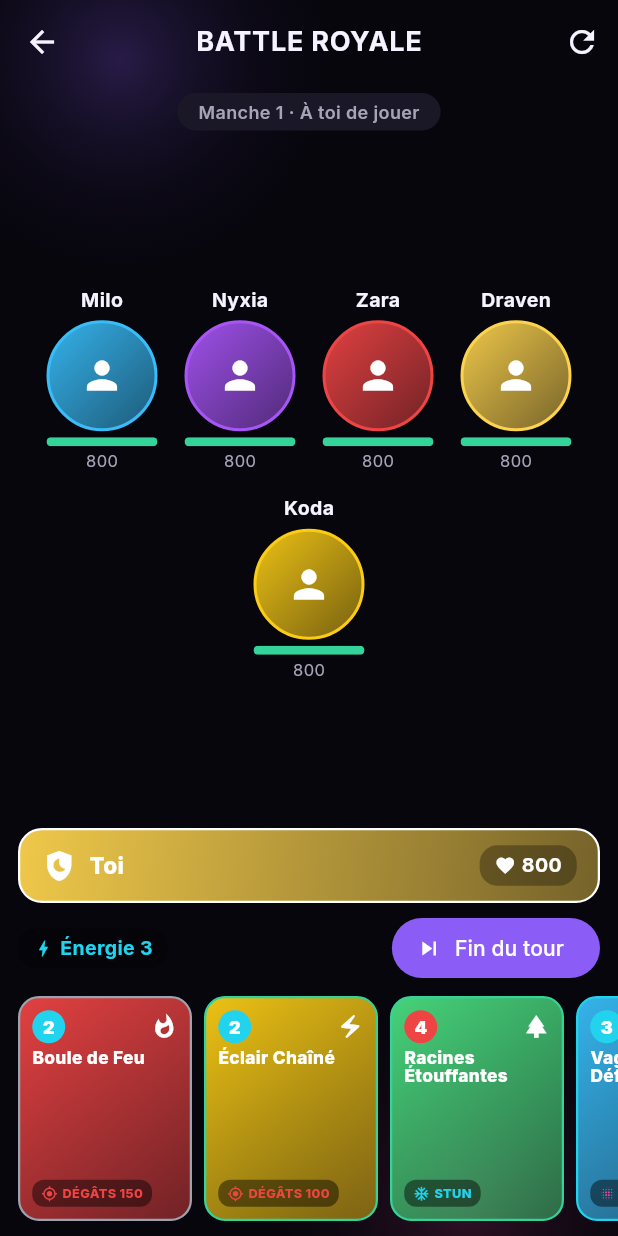
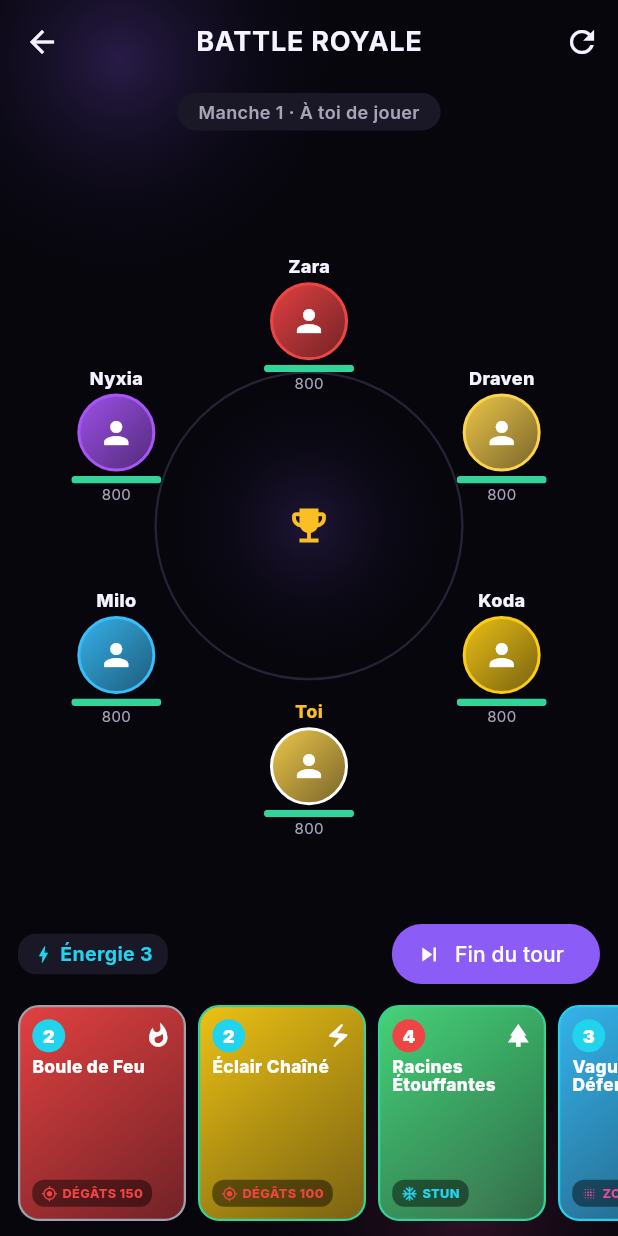
Before and after one commit to Ayoubkkhammassi/gametun, a Flutter app: the BattleRoyaleScreen screen opened directly, after a tap on an icon or button, on a phone screen of 412 x 824 dp. Run offline on Flutter 3.47's test engine with Material 3 defaults, Android fonts, the phone set to English and light mode, and no system bars; our stand-ins replace audioplayers, dio, flutter_riverpod, flutter_secure_storage, go_router, google_fonts and 5 more; missing offline and left inert: record; accounts and stored records are empty.

Commit message:
feat(minigames): Battle Royale — arène circulaire + animations d'attaque (v11)
- 6 joueurs disposés en cercle autour d'une arène centrale
- Projectiles animés source -> cible, impact (pulse + glow), tremblement d'écran
- Chiffres de dégâts flottants, barres de PV par joueur
- Résolution asynchrone (attente de l'anim avant d'appliquer les dégâts)
- Bump version 10 -> 11

Co-Authored-By: Claude Opus 4.8 <noreply@anthropic.com>

```diff
--- a/mobile/lib/core/config/env.dart
+++ b/mobile/lib/core/config/env.dart
@@ -18,7 +18,7 @@ class Env {
   /// Numéro de version de CETTE build (à incrémenter à chaque nouvel APK).
   /// Le serveur renvoie la dernière version ; si elle est > à celle-ci,
   /// l'app propose la mise à jour.
-  static const int appVersionCode = 10;
+  static const int appVersionCode = 11;
 
   /// ID client Web Google (public) — pour obtenir un idToken vérifiable serveur.
   static const String googleServerClientId =
--- a/mobile/lib/features/minigames/card_battle/battle_royale_screen.dart
+++ b/mobile/lib/features/minigames/card_battle/battle_royale_screen.dart
@@ -6,8 +6,8 @@ import '../../../core/widgets/gt_scaffold.dart';
 import 'cb_data.dart';
 import 'cb_models.dart';
 
-/// GameTun Battle Royale — jeu de cartes en arène : 6 joueurs, chacun avec des
-/// PV, jouent des cartes pour s'attaquer. Dernier survivant gagne.
+/// GameTun Battle Royale — jeu de cartes en arène circulaire : 6 joueurs,
+/// chacun avec des PV, jouent des cartes pour s'attaquer. Dernier survivant gagne.
 class BattleRoyaleScreen extends StatefulWidget {
   const BattleRoyaleScreen({super.key});
 
@@ -15,7 +15,8 @@ class BattleRoyaleScreen extends StatefulWidget {
   State<BattleRoyaleScreen> createState() => _BattleRoyaleScreenState();
 }
 
-class _BattleRoyaleScreenState extends State<BattleRoyaleScreen> {
+class _BattleRoyaleScreenState extends State<BattleRoyaleScreen>
+    with TickerProviderStateMixin {
   static const int _startHp = 800;
   static const int _handSize = 6;
   static const List<String> _botNames = [
@@ -30,13 +31,39 @@ class _BattleRoyaleScreenState extends State<BattleRoyaleScreen> {
   int _energy = 3;
   int _round = 1;
   int? _selectedCard;
-  bool _busy = false; // tour des IA en cours
+  bool _busy = false;
   bool _started = false;
   String? _turnLabel;
-  final Map<int, String> _floating = {}; // pid -> texte flottant (dégâts/soin)
+  final Map<int, String> _floating = {};
+  final Set<int> _pulsing = {}; // nœuds en train d'encaisser un coup
+
+  // Animations.
+  late final AnimationController _projCtrl;
+  late final AnimationController _shakeCtrl;
+  double _arena = 0;
+  Offset? _projFrom, _projTo;
+  Color _projColor = AppColors.danger;
 
   _BrPlayer get _me => _players.firstWhere((p) => p.isHuman);
   List<_BrPlayer> get _alive => _players.where((p) => p.alive).toList();
+
+  @override
+  void initState() {
+    super.initState();
+    _projCtrl = AnimationController(
+        vsync: this, duration: const Duration(milliseconds: 360))
+      ..addListener(() => setState(() {}));
+    _shakeCtrl = AnimationController(
+        vsync: this, duration: const Duration(milliseconds: 240))
+      ..addListener(() => setState(() {}));
+  }
+
+  @override
+  void dispose() {
+    _projCtrl.dispose();
+    _shakeCtrl.dispose();
+    super.dispose();
+  }
 
   void _start() {
     final names = [..._botNames]..shuffle(_rng);
@@ -60,7 +87,6 @@ class _BattleRoyaleScreenState extends State<BattleRoyaleScreen> {
   }
 
   List<CbCard> _buildDeck() {
-    // Pool = toutes les cartes jouables en BR (créatures + sorts), x3, mélangé.
     final pool = CbData.cards
         .where((c) => c.type == CbType.creature || c.type == CbType.spell)
         .toList();
@@ -77,7 +103,7 @@ class _BattleRoyaleScreenState extends State<BattleRoyaleScreen> {
     return _deck.removeLast();
   }
 
-  // ---- Sémantique d'une carte en Battle Royale ---------------------------
+  // ---- Sémantique d'une carte --------------------------------------------
 
   _BrKind _kind(CbCard c) {
     if (c.type == CbType.spell) {
@@ -85,7 +111,6 @@ class _BattleRoyaleScreenState extends State<BattleRoyaleScreen> {
       if (c.spellFx == SpellFx.freezeOne) return _BrKind.stun;
       return _BrKind.attack;
     }
-    // Créatures : Bouclier -> défense, sinon attaque.
     if (c.keywords.contains(Kw.shield)) return _BrKind.shield;
     if (c.keywords.contains(Kw.healHeroOnAttack) ||
         c.keywords.contains(Kw.healAlliesEot)) {
@@ -96,7 +121,7 @@ class _BattleRoyaleScreenState extends State<BattleRoyaleScreen> {
 
   int _power(CbCard c) {
     final base = c.attack > 0 ? c.attack : c.spellValue;
-    return base * 10 * 5; // ex : 4 -> 200
+    return base * 50;
   }
 
   bool _needsTarget(CbCard c) {
@@ -104,7 +129,7 @@ class _BattleRoyaleScreenState extends State<BattleRoyaleScreen> {
     return k == _BrKind.attack || k == _BrKind.stun;
   }
 
-  // ---- Actions du joueur -------------------------------------------------
+  // ---- Interactions ------------------------------------------------------
 
   void _tapCard(int i) {
     if (_busy) return;
@@ -116,7 +141,7 @@ class _BattleRoyaleScreenState extends State<BattleRoyaleScreen> {
     if (_needsTarget(c)) {
       setState(() => _selectedCard = (_selectedCard == i) ? null : i);
     } else {
-      _playCard(i, _me); // cartes sur soi (bouclier/soin) ou AoE
+      _playCard(i, _me);
     }
   }
 
@@ -126,18 +151,46 @@ class _BattleRoyaleScreenState extends State<BattleRoyaleScreen> {
     _playCard(_selectedCard!, target);
   }
 
-  void _playCard(int handIndex, _BrPlayer target) {
+  Future<void> _playCard(int handIndex, _BrPlayer target) async {
     final c = _hand[handIndex];
-    if (c.cost > _energy) return;
+    if (c.cost > _energy || _busy) return;
     setState(() {
+      _busy = true;
       _energy -= c.cost;
       _hand.removeAt(handIndex);
       _selectedCard = null;
     });
-    _resolve(_me, c, target);
+    await _animateAndResolve(_me, c, target);
     _hand.add(_draw());
-    setState(() {});
+    if (mounted) setState(() => _busy = false);
     _checkEnd();
+  }
+
+  Future<void> _animateAndResolve(
+      _BrPlayer src, CbCard c, _BrPlayer target) async {
+    final k = _kind(c);
+    switch (k) {
+      case _BrKind.attack:
+      case _BrKind.stun:
+        await _projectile(src.id, target.id,
+            k == _BrKind.stun ? AppColors.cyan : src.element.color);
+        _resolve(src, c, target);
+        _hit(target.id);
+        break;
+      case _BrKind.aoe:
+        await _shake();
+        _resolve(src, c, src);
+        for (final p in _players) {
+          if (p.alive && p.id != src.id) _hit(p.id);
+        }
+        break;
+      case _BrKind.shield:
+      case _BrKind.heal:
+        _resolve(src, c, src);
+        _hit(src.id);
+        break;
+    }
+    if (mounted) setState(() {});
   }
 
   void _resolve(_BrPlayer src, CbCard c, _BrPlayer target) {
@@ -159,9 +212,8 @@ class _BattleRoyaleScreenState extends State<BattleRoyaleScreen> {
         _float(src.id, '+🛡${_power(c)}');
         break;
       case _BrKind.heal:
-        final heal = _power(c);
-        src.hp = min(_startHp, src.hp + heal);
-        _float(src.id, '+$heal');
+        src.hp = min(_startHp, src.hp + _power(c));
+        _float(src.id, '+${_power(c)}');
         break;
     }
   }
@@ -178,17 +230,40 @@ class _BattleRoyaleScreenState extends State<BattleRoyaleScreen> {
     if (p.hp <= 0) {
       p.hp = 0;
       p.alive = false;
-      _float(p.id, '☠');
     }
   }
 
   void _float(int pid, String txt) {
     _floating[pid] = txt;
-    Timer(const Duration(milliseconds: 900), () {
+    Timer(const Duration(milliseconds: 1000), () {
       if (mounted && _floating[pid] == txt) {
         setState(() => _floating.remove(pid));
       }
     });
+  }
+
+  void _hit(int pid) {
+    _pulsing.add(pid);
+    Timer(const Duration(milliseconds: 260), () {
+      if (mounted) setState(() => _pulsing.remove(pid));
+    });
+  }
+
+  Future<void> _projectile(int fromPid, int toPid, Color color) async {
+    if (_arena <= 0) return;
+    _projFrom = _posOf(fromPid);
+    _projTo = _posOf(toPid);
+    _projColor = color;
+    _projCtrl.reset();
+    await _projCtrl.forward();
+    _projFrom = null;
+    _projTo = null;
+    await _shake();
+  }
+
+  Future<void> _shake() async {
+    _shakeCtrl.reset();
+    await _shakeCtrl.forward();
   }
 
   // ---- Fin de tour + IA --------------------------------------------------
@@ -199,25 +274,22 @@ class _BattleRoyaleScreenState extends State<BattleRoyaleScreen> {
       _busy = true;
       _selectedCard = null;
     });
-    // Tour de chaque IA vivante.
     for (final bot in _players.where((p) => !p.isHuman)) {
       if (!bot.alive) continue;
       if (bot.stunned) {
         bot.stunned = false;
         setState(() => _turnLabel = '${bot.name} est immobilisé');
-        await Future.delayed(const Duration(milliseconds: 400));
+        await Future.delayed(const Duration(milliseconds: 350));
         continue;
       }
       if (_alive.length <= 1) break;
       setState(() => _turnLabel = 'Tour de ${bot.name}');
-      await Future.delayed(const Duration(milliseconds: 450));
-      _botPlay(bot);
-      setState(() {});
+      await Future.delayed(const Duration(milliseconds: 350));
+      await _botPlay(bot);
       _checkEnd();
       if (_gameEnded) return;
-      await Future.delayed(const Duration(milliseconds: 450));
+      await Future.delayed(const Duration(milliseconds: 250));
     }
-    // Nouveau tour du joueur.
     _round++;
     _energy = min(10, 2 + _round);
     if (_hand.length < _handSize) _hand.add(_draw());
@@ -229,8 +301,7 @@ class _BattleRoyaleScreenState extends State<BattleRoyaleScreen> {
     }
   }
 
-  void _botPlay(_BrPlayer bot) {
-    // Énergie simulée = round+2 ; l'IA joue 1 à 2 cartes.
+  Future<void> _botPlay(_BrPlayer bot) async {
     var botEnergy = min(10, 2 + _round);
     final plays = 1 + _rng.nextInt(2);
     for (var n = 0; n < plays; n++) {
@@ -242,21 +313,20 @@ class _BattleRoyaleScreenState extends State<BattleRoyaleScreen> {
       botEnergy -= card.cost;
       final k = _kind(card);
       if (k == _BrKind.attack || k == _BrKind.stun) {
-        // Cible = le joueur vivant le plus faible (souvent toi).
         final targets = _players
             .where((p) => p.alive && p.id != bot.id)
             .toList()
           ..sort((a, b) => a.hp.compareTo(b.hp));
         if (targets.isEmpty) return;
-        // 55% cible le plus faible, sinon aléatoire (esprit battle royale).
         final target = _rng.nextDouble() < 0.55
             ? targets.first
             : targets[_rng.nextInt(targets.length)];
-        _resolve(bot, card, target);
+        await _animateAndResolve(bot, card, target);
       } else {
-        _resolve(bot, card, bot);
+        await _animateAndResolve(bot, card, bot);
       }
       if (_alive.length <= 1) return;
+      await Future.delayed(const Duration(milliseconds: 200));
     }
   }
 
@@ -265,7 +335,7 @@ class _BattleRoyaleScreenState extends State<BattleRoyaleScreen> {
   void _checkEnd() {
     if (!_gameEnded) return;
     final winner = _alive.isNotEmpty ? _alive.first : null;
-    Future.delayed(const Duration(milliseconds: 500), () {
+    Future.delayed(const Duration(milliseconds: 550), () {
       if (mounted) _showEnd(winner);
     });
   }
@@ -326,6 +396,19 @@ class _BattleRoyaleScreenState extends State<BattleRoyaleScreen> {
         SnackBar(content: Text(t), duration: const Duration(milliseconds: 800)),
       );
 
+  // ---- Géométrie de l'arène ----------------------------------------------
+
+  /// Position (centre du nœud) d'un joueur dans l'arène carrée [_arena].
+  Offset _posOf(int pid) {
+    final s = _arena;
+    final center = Offset(s / 2, s / 2);
+    final radius = s * 0.36;
+    // 6 emplacements, "Toi" (pid 0) en bas.
+    final slot = pid; // pid 0..5 -> slot 0..5
+    final angle = pi / 2 + slot * (2 * pi / 6);
+    return center + Offset(cos(angle) * radius, sin(angle) * radius);
+  }
+
   // ---- Rendu -------------------------------------------------------------
 
   @override
@@ -335,15 +418,12 @@ class _BattleRoyaleScreenState extends State<BattleRoyaleScreen> {
         title: const Text('BATTLE ROYALE'),
         actions: [
           if (_started)
-            IconButton(
-                onPressed: _start, icon: const Icon(Icons.refresh)),
+            IconButton(onPressed: _start, icon: const Icon(Icons.refresh)),
         ],
       ),
       extendBodyBehindAppBar: true,
       body: GtBackground(
-        child: SafeArea(
-          child: _started ? _buildGame() : _buildIntro(),
-        ),
+        child: SafeArea(child: _started ? _buildGame() : _buildIntro()),
       ),
     );
   }
@@ -383,10 +463,8 @@ class _BattleRoyaleScreenState extends State<BattleRoyaleScreen> {
   }
 
   Widget _buildGame() {
-    final bots = _players.where((p) => !p.isHuman).toList();
     return Column(
       children: [
-        // Bandeau de tour.
         Container(
           margin: const EdgeInsets.symmetric(vertical: 6),
           padding: const EdgeInsets.symmetric(horizontal: 14, vertical: 4),
@@ -400,23 +478,9 @@ class _BattleRoyaleScreenState extends State<BattleRoyaleScreen> {
                   fontSize: 12,
                   fontWeight: FontWeight.w600)),
         ),
-        // Adversaires (arène).
-        Expanded(
-          child: Center(
-            child: Wrap(
-              alignment: WrapAlignment.center,
-              spacing: 18,
-              runSpacing: 14,
-              children: bots.map(_playerNode).toList(),
-            ),
-          ),
-        ),
-        // Ma barre (héros joueur).
-        _myBar(),
-        const SizedBox(height: 6),
-        // Actions.
+        Expanded(child: _arenaView()),
         Padding(
-          padding: const EdgeInsets.symmetric(horizontal: 12),
+          padding: const EdgeInsets.symmetric(horizontal: 12, vertical: 4),
           child: Row(
             children: [
               _pill(Icons.bolt, 'Énergie $_energy', AppColors.cyan),
@@ -429,12 +493,11 @@ class _BattleRoyaleScreenState extends State<BattleRoyaleScreen> {
             ],
           ),
         ),
-        // Main.
         SizedBox(
-          height: 168,
+          height: 160,
           child: ListView.separated(
             scrollDirection: Axis.horizontal,
-            padding: const EdgeInsets.fromLTRB(12, 8, 12, 10),
+            padding: const EdgeInsets.fromLTRB(12, 6, 12, 10),
             itemCount: _hand.length,
             separatorBuilder: (_, _) => const SizedBox(width: 8),
             itemBuilder: (_, i) => _handCard(i),
@@ -444,9 +507,89 @@ class _BattleRoyaleScreenState extends State<BattleRoyaleScreen> {
     );
   }
 
+  Widget _arenaView() {
+    return LayoutBuilder(
+      builder: (context, constraints) {
+        final s = min(constraints.maxWidth, constraints.maxHeight);
+        _arena = s;
+        // Décalage de tremblement.
+        final shakeT = _shakeCtrl.value;
+        final dx = shakeT > 0 && shakeT < 1
+            ? sin(shakeT * pi * 6) * 6 * (1 - shakeT)
+            : 0.0;
+        const node = 66.0;
+        return Center(
+          child: Transform.translate(
+            offset: Offset(dx, 0),
+            child: SizedBox(
+              width: s,
+              height: s,
+              child: Stack(
+                children: [
+                  // Anneau central (arène).
+                  Center(
+                    child: Container(
+                      width: s * 0.5,
+                      height: s * 0.5,
+                      decoration: BoxDecoration(
+                        shape: BoxShape.circle,
+                        gradient: RadialGradient(colors: [
+                          AppColors.primary.withValues(alpha: 0.18),
+                          Colors.transparent,
+                        ]),
+                        border: Border.all(
+                            color: AppColors.stroke, width: 1.5),
+                      ),
+                      child: const Center(
+                        child: Icon(Icons.emoji_events,
+                            color: AppColors.gold, size: 30),
+                      ),
+                    ),
+                  ),
+                  // Nœuds joueurs.
+                  for (final p in _players)
+                    Positioned(
+                      left: _posOf(p.id).dx - node / 2,
+                      top: _posOf(p.id).dy - node / 2,
+                      width: node,
+                      child: _playerNode(p),
+                    ),
+                  // Projectile.
+                  if (_projFrom != null && _projTo != null)
+                    _buildProjectile(),
+                ],
+              ),
+            ),
+          ),
+        );
+      },
+    );
+  }
+
+  Widget _buildProjectile() {
+    final t = _projCtrl.value;
+    final pos = Offset.lerp(_projFrom!, _projTo!, Curves.easeIn.transform(t))!;
+    return Positioned(
+      left: pos.dx - 10,
+      top: pos.dy - 10,
+      child: Container(
+        width: 20,
+        height: 20,
+        decoration: BoxDecoration(
+          shape: BoxShape.circle,
+          color: _projColor,
+          boxShadow: [
+            BoxShadow(color: _projColor, blurRadius: 14, spreadRadius: 2),
+          ],
+        ),
+      ),
+    );
+  }
+
   Widget _playerNode(_BrPlayer p) {
-    final selecting = _selectedCard != null && p.alive;
+    final selecting = _selectedCard != null && p.alive && !p.isHuman;
     final hpPct = (p.hp / _startHp).clamp(0.0, 1.0);
+    final pulsing = _pulsing.contains(p.id);
     return GestureDetector(
       onTap: () => _tapPlayer(p),
       child: Opacity(
@@ -455,45 +598,55 @@ class _BattleRoyaleScreenState extends State<BattleRoyaleScreen> {
           mainAxisSize: MainAxisSize.min,
           children: [
             Text(p.name,
-                style: const TextStyle(
-                    color: AppColors.textPrimary,
-                    fontWeight: FontWeight.w700,
-                    fontSize: 13)),
-            const SizedBox(height: 4),
-            Stack(
+                maxLines: 1,
+                overflow: TextOverflow.ellipsis,
+                style: TextStyle(
+                    color: p.isHuman ? AppColors.gold : AppColors.textPrimary,
+                    fontWeight: FontWeight.w800,
+                    fontSize: 12)),
+            const SizedBox(height: 2),
+            AnimatedScale(
+              scale: pulsing ? 1.18 : 1.0,
+              duration: const Duration(milliseconds: 130),
+              child: Stack(
+                clipBehavior: Clip.none,
                 alignment: Alignment.center,
                 children: [
                   Container(
-                  width: 74,
-                  height: 74,
+                    width: 52,
+                    height: 52,
                     decoration: BoxDecoration(
                       gradient: p.element.gradient,
                       shape: BoxShape.circle,
                       border: Border.all(
-                      color: selecting ? AppColors.gold : p.element.color,
+                        color: selecting
+                            ? AppColors.gold
+                            : (p.isHuman ? Colors.white : p.element.color),
                         width: selecting ? 3 : 2,
                       ),
                       boxShadow: [
                         if (selecting)
                           BoxShadow(
                               color: AppColors.gold.withValues(alpha: 0.6),
-                            blurRadius: 14),
+                              blurRadius: 12),
+                        if (pulsing)
+                          BoxShadow(
+                              color: AppColors.danger.withValues(alpha: 0.8),
+                              blurRadius: 16),
                       ],
                     ),
-                  child: Icon(
-                      p.alive ? Icons.person : Icons.close,
-                      color: Colors.white,
-                      size: 30),
+                    child: Icon(p.alive ? Icons.person : Icons.close,
+                        color: Colors.white, size: 24),
                   ),
                   if (_floating[p.id] != null)
                     Positioned(
-                    top: -6,
+                      top: -18,
                       child: Text(_floating[p.id]!,
                           style: TextStyle(
                               color: _floating[p.id]!.startsWith('-')
                                   ? AppColors.danger
                                   : AppColors.green,
-                            fontSize: 20,
+                              fontSize: 18,
                               fontWeight: FontWeight.w900,
                               shadows: const [
                                 Shadow(color: Colors.black, blurRadius: 4)
@@ -501,78 +654,31 @@ class _BattleRoyaleScreenState extends State<BattleRoyaleScreen> {
                     ),
                 ],
               ),
-            const SizedBox(height: 4),
-            _hpBar(p.hp, hpPct, p.shield),
-          ],
             ),
-      ),
-    );
-  }
-
-  Widget _myBar() {
-    final p = _me;
-    return Container(
-      margin: const EdgeInsets.symmetric(horizontal: 12),
-      padding: const EdgeInsets.symmetric(horizontal: 14, vertical: 10),
-      decoration: BoxDecoration(
-        gradient: p.element.gradient,
-        borderRadius: BorderRadius.circular(16),
-        border: Border.all(color: Colors.white, width: 1.5),
-      ),
-      child: Row(
-        children: [
-          const Icon(Icons.shield_moon, color: Colors.white),
-          const SizedBox(width: 8),
-          const Text('Toi',
-              style: TextStyle(
-                  color: Colors.white,
-                  fontWeight: FontWeight.w800,
-                  fontSize: 15)),
-          const Spacer(),
-          if (_floating[0] != null)
-            Padding(
-              padding: const EdgeInsets.only(right: 8),
-              child: Text(_floating[0]!,
-                  style: const TextStyle(
-                      color: Colors.white,
-                      fontWeight: FontWeight.w900,
-                      fontSize: 16)),
-            ),
-          _pill(Icons.favorite, '${p.hp}', Colors.white),
-          if (p.shield > 0) ...[
-            const SizedBox(width: 6),
-            _pill(Icons.shield, '${p.shield}', Colors.white),
-          ],
-        ],
-      ),
-    );
-  }
-
-  Widget _hpBar(int hp, double pct, int shield) {
-    return SizedBox(
-      width: 74,
-      child: Column(
-        children: [
-          ClipRRect(
+            const SizedBox(height: 3),
+            SizedBox(
+              width: 60,
+              child: ClipRRect(
                 borderRadius: BorderRadius.circular(4),
                 child: LinearProgressIndicator(
-              value: pct,
-              minHeight: 6,
+                  value: hpPct,
+                  minHeight: 5,
                   backgroundColor: AppColors.surfaceAlt,
                   valueColor: AlwaysStoppedAnimation(
-                pct > 0.5
+                    hpPct > 0.5
                         ? AppColors.green
-                    : pct > 0.25
+                        : hpPct > 0.25
                             ? AppColors.gold
                             : AppColors.danger,
                   ),
                 ),
               ),
-          const SizedBox(height: 2),
-          Text(shield > 0 ? '$hp 🛡$shield' : '$hp',
+            ),
+            Text(p.shield > 0 ? '${p.hp} 🛡${p.shield}' : '${p.hp}',
                 style: const TextStyle(
-                  color: AppColors.textSecondary, fontSize: 11)),
+                    color: AppColors.textSecondary, fontSize: 10)),
           ],
+        ),
       ),
     );
   }
@@ -581,7 +687,7 @@ class _BattleRoyaleScreenState extends State<BattleRoyaleScreen> {
     return Container(
       padding: const EdgeInsets.symmetric(horizontal: 10, vertical: 4),
       decoration: BoxDecoration(
-        color: Colors.black.withValues(alpha: 0.3),
+        color: AppColors.surfaceAlt,
         borderRadius: BorderRadius.circular(12),
       ),
       child: Row(
@@ -606,7 +712,7 @@ class _BattleRoyaleScreenState extends State<BattleRoyaleScreen> {
       onTap: () => _tapCard(i),
       child: AnimatedContainer(
         duration: const Duration(milliseconds: 150),
-        width: 116,
+        width: 112,
         transform: Matrix4.translationValues(0, selected ? -10 : 0, 0),
         decoration: BoxDecoration(
           gradient: c.element.gradient,
@@ -680,15 +786,12 @@ class _BattleRoyaleScreenState extends State<BattleRoyaleScreen> {
             child: Text(label,
                 overflow: TextOverflow.ellipsis,
                 style: TextStyle(
-                    color: color,
-                    fontSize: 8.5,
-                    fontWeight: FontWeight.w800)),
+                    color: color, fontSize: 8.5, fontWeight: FontWeight.w800)),
           ),
         ],
       ),
     );
   }
-
 }
 
 enum _BrKind { attack, aoe, stun, shield, heal }
```
Also changed, not shown: 1 other file. Lines whose indentation alone changed are shown as unchanged.
